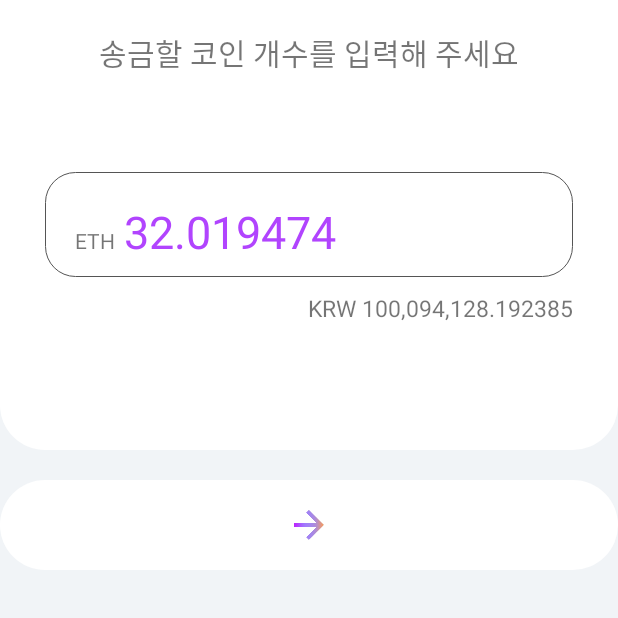
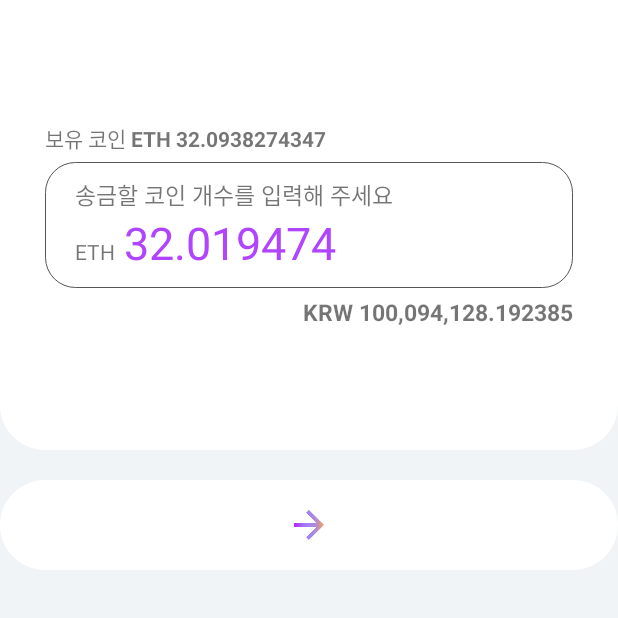
Before and after one commit to boxfox619/Cross_Android_Hackathon, an Android app: the RemittanceSetCoinCountActivity screen opened directly, with no data from a screen before it, on a phone screen of 412 x 824 dp, the top half of it. Run offline under Robolectric (Android 15) with nearby library versions, the phone set to English and light mode, and no system bars.

Commit message:
update set coin count layout

```diff
--- a/app/src/main/res/layout/activity_set_coin_count.xml
+++ b/app/src/main/res/layout/activity_set_coin_count.xml
@@ -11,23 +11,42 @@
         android:layout_width="match_parent"
         android:layout_height="300dp"
         android:background="@drawable/card_lower_bg">
+        <LinearLayout
+            android:layout_width="wrap_content"
+            android:layout_height="wrap_content"
+            android:orientation="horizontal"
+            android:layout_marginHorizontal="30dp"
+            android:layout_marginBottom="5dp"
+            android:layout_above="@id/coin_count_container">
             <TextView
+                android:layout_width="wrap_content"
+                android:layout_height="wrap_content"
+                android:text="보유 코인 "/>
+            <TextView
+                android:layout_width="wrap_content"
+                android:layout_height="wrap_content"
+                android:text="ETH 32.0938274347"
+                android:textStyle="bold"/>
+        </LinearLayout>
+        <LinearLayout
+            android:id="@+id/coin_count_container"
+            android:orientation="vertical"
             android:layout_width="match_parent"
             android:layout_height="wrap_content"
-            android:text="송금할 코인 개수를 입력해 주세요"
-            android:textSize="20dp"
-            android:gravity="center"
-            android:layout_marginTop="20dp"/>
-        <LinearLayout
-            android:id="@+id/coin_count_container"
-            android:orientation="horizontal"
-            android:layout_width="match_parent"
-            android:layout_height="70dp"
             android:background="@drawable/custom_edittext_bg"
             android:layout_centerVertical="true"
             android:layout_marginHorizontal="30dp"
             android:paddingHorizontal="20dp"
             android:paddingVertical="10dp">
+            <TextView
+                android:layout_width="match_parent"
+                android:layout_height="wrap_content"
+                android:text="송금할 코인 개수를 입력해 주세요"
+                android:textSize="15dp"/>
+            <LinearLayout
+                android:layout_width="wrap_content"
+                android:layout_height="wrap_content"
+                android:orientation="horizontal">
                 <TextView
                     android:layout_width="wrap_content"
                     android:layout_height="wrap_content"
@@ -43,14 +62,16 @@
                     android:textSize="30dp"
                     android:background="@android:color/transparent"/>
             </LinearLayout>
+        </LinearLayout>
         <TextView
             android:layout_width="match_parent"
             android:layout_height="wrap_content"
             android:text="KRW 100,094,128.192385"
             android:textSize="15dp"
             android:gravity="end"
-            android:layout_marginTop="10dp"
+            android:layout_marginTop="5dp"
             android:layout_marginHorizontal="30dp"
+            android:textStyle="bold"
             android:layout_below="@+id/coin_count_container"/>
     </RelativeLayout>
     <ImageButton
```
Lines whose indentation alone changed are shown as unchanged.
